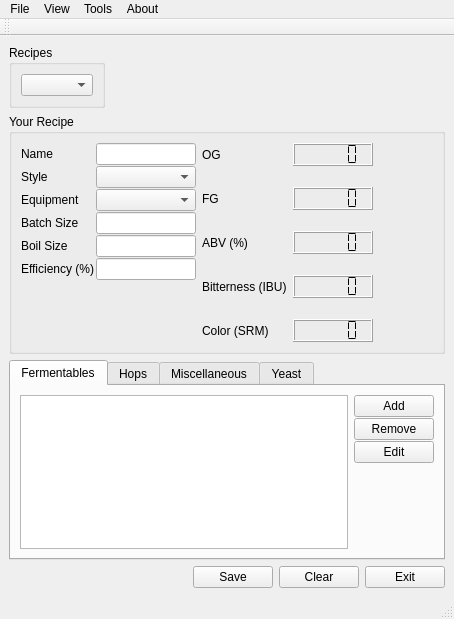
Above: mainWindow.ui from Brewtarget/brewtarget before the change. Below: the same form after it.
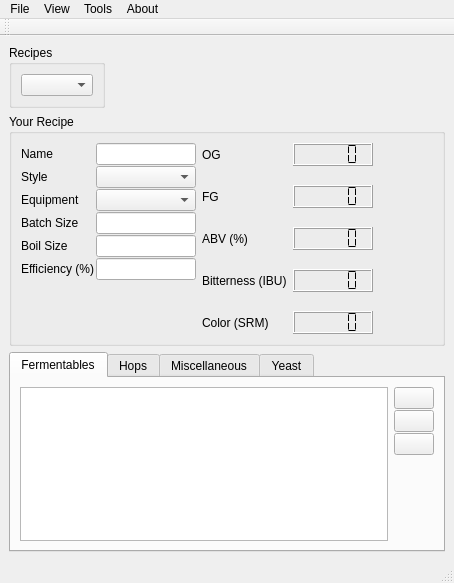
That is the form after the change. Icons and pictures are not drawn. Custom widgets are drawn as their Qt base class.

Diff of the .ui file:
```diff
--- a/mainWindow.ui
+++ b/mainWindow.ui
@@ -7,7 +7,7 @@
     <x>0</x>
     <y>0</y>
     <width>454</width>
-    <height>619</height>
+    <height>583</height>
    </rect>
   </property>
   <property name="windowTitle">
@@ -678,23 +678,44 @@
           </property>
           <item>
            <widget class="QPushButton" name="pushButton_addFerm">
-            <property name="text">
+            <property name="toolTip">
              <string>Add</string>
             </property>
+            <property name="text">
+             <string/>
+            </property>
+            <property name="icon">
+             <iconset resource="brewtarget.qrc">
+              <normaloff>:/images/smallPlus.png</normaloff>:/images/smallPlus.png</iconset>
+            </property>
            </widget>
           </item>
           <item>
            <widget class="QPushButton" name="pushButton_removeFerm">
-            <property name="text">
+            <property name="toolTip">
              <string>Remove</string>
             </property>
+            <property name="text">
+             <string/>
+            </property>
+            <property name="icon">
+             <iconset resource="brewtarget.qrc">
+              <normaloff>:/images/smallMinus.png</normaloff>:/images/smallMinus.png</iconset>
+            </property>
            </widget>
           </item>
           <item>
            <widget class="QPushButton" name="pushButton_editFerm">
-            <property name="text">
+            <property name="toolTip">
              <string>Edit</string>
             </property>
+            <property name="text">
+             <string/>
+            </property>
+            <property name="icon">
+             <iconset resource="brewtarget.qrc">
+              <normaloff>:/images/edit.png</normaloff>:/images/edit.png</iconset>
+            </property>
            </widget>
           </item>
           <item>
@@ -869,44 +890,6 @@
       </widget>
      </widget>
     </item>
-    <item>
-     <layout class="QHBoxLayout" name="horizontalLayout_17">
-      <item>
-       <spacer name="horizontalSpacer_2">
-        <property name="orientation">
-         <enum>Qt::Horizontal</enum>
-        </property>
-        <property name="sizeHint" stdset="0">
-         <size>
-          <width>40</width>
-          <height>20</height>
-         </size>
-        </property>
-       </spacer>
-      </item>
-      <item>
-       <widget class="QPushButton" name="pushButton_save">
-        <property name="text">
-         <string>Save</string>
-        </property>
-       </widget>
-      </item>
-      <item>
-       <widget class="QPushButton" name="pushButton_clear">
-        <property name="text">
-         <string>Clear</string>
-        </property>
-       </widget>
-      </item>
-      <item>
-       <widget class="QPushButton" name="pushButton_exit">
-        <property name="text">
-         <string>Exit</string>
-        </property>
-       </widget>
-      </item>
-     </layout>
-    </item>
    </layout>
   </widget>
   <widget class="QMenuBar" name="menubar">
```
Left out of the diff: 14 changed lines with no effect on the pictures. Lines whose indentation alone changed are shown as unchanged.
